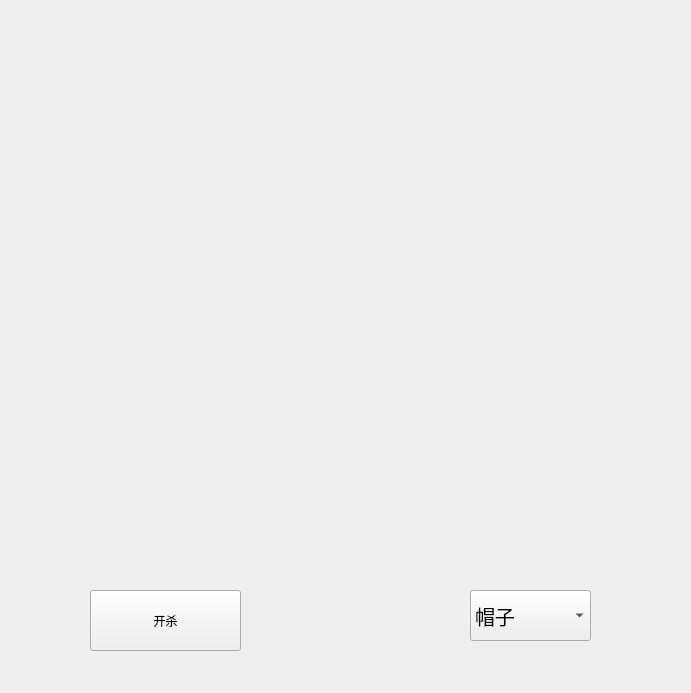
The window that ui/widget_img.ui (babyMaster2/FaceCraft) describes before a commit, drawn with Qt 5.
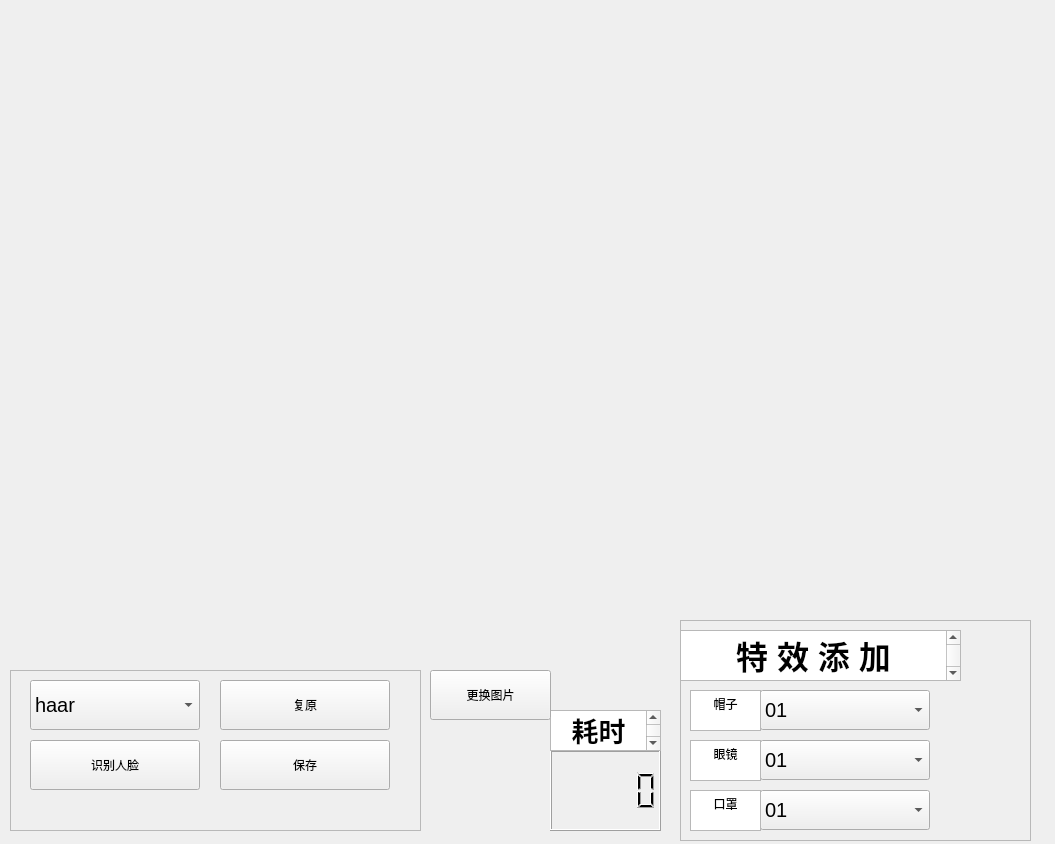
The same window after the commit.

```diff
--- a/ui/widget_img.ui
+++ b/ui/widget_img.ui
@@ -6,8 +6,8 @@
    <rect>
     <x>0</x>
     <y>0</y>
-    <width>691</width>
-    <height>693</height>
+    <width>1055</width>
+    <height>844</height>
    </rect>
   </property>
   <property name="windowTitle">
@@ -16,61 +16,341 @@
   <widget class="QLabel" name="label">
    <property name="geometry">
     <rect>
-     <x>140</x>
-     <y>50</y>
-     <width>381</width>
-     <height>471</height>
+     <x>50</x>
+     <y>30</y>
+     <width>944</width>
+     <height>531</height>
     </rect>
    </property>
    <property name="text">
     <string/>
    </property>
   </widget>
-  <widget class="QToolButton" name="toolButton">
+  <widget class="QLCDNumber" name="lcdNumber">
    <property name="geometry">
     <rect>
-     <x>90</x>
-     <y>590</y>
-     <width>151</width>
-     <height>61</height>
+     <x>550</x>
+     <y>750</y>
+     <width>111</width>
+     <height>81</height>
     </rect>
    </property>
-   <property name="text">
-    <string>开杀</string>
+  </widget>
+  <widget class="QTextBrowser" name="textBrowser">
+   <property name="geometry">
+    <rect>
+     <x>550</x>
+     <y>710</y>
+     <width>111</width>
+     <height>41</height>
+    </rect>
    </property>
+   <property name="html">
+    <string>&lt;!DOCTYPE HTML PUBLIC &quot;-//W3C//DTD HTML 4.0//EN&quot; &quot;http://www.w3.org/TR/REC-html40/strict.dtd&quot;&gt;
+&lt;html&gt;&lt;head&gt;&lt;meta name=&quot;qrichtext&quot; content=&quot;1&quot; /&gt;&lt;style type=&quot;text/css&quot;&gt;
+p, li { white-space: pre-wrap; }
+&lt;/style&gt;&lt;/head&gt;&lt;body style=&quot; font-family:'SimSun'; font-size:9pt; font-weight:400; font-style:normal;&quot;&gt;
+&lt;p align=&quot;center&quot; style=&quot; margin-top:0px; margin-bottom:0px; margin-left:0px; margin-right:0px; -qt-block-indent:0; text-indent:0px;&quot;&gt;&lt;span style=&quot; font-size:20pt; font-weight:600;&quot;&gt;耗时&lt;/span&gt;&lt;/p&gt;&lt;/body&gt;&lt;/html&gt;</string>
+   </property>
   </widget>
-  <widget class="QComboBox" name="comboBox">
+  <widget class="QFrame" name="frame">
    <property name="geometry">
     <rect>
-     <x>470</x>
-     <y>590</y>
+     <x>10</x>
+     <y>670</y>
+     <width>411</width>
+     <height>161</height>
+    </rect>
+   </property>
+   <property name="frameShape">
+    <enum>QFrame::StyledPanel</enum>
+   </property>
+   <property name="frameShadow">
+    <enum>QFrame::Raised</enum>
+   </property>
+   <widget class="QComboBox" name="comboBox_1">
+    <property name="geometry">
+     <rect>
+      <x>20</x>
+      <y>10</y>
+      <width>170</width>
+      <height>50</height>
+     </rect>
+    </property>
+    <property name="font">
+     <font>
+      <pointsize>15</pointsize>
+      <weight>50</weight>
+      <italic>false</italic>
+      <bold>false</bold>
+     </font>
+    </property>
+    <item>
+     <property name="text">
+      <string>haar</string>
+     </property>
+    </item>
+    <item>
+     <property name="text">
+      <string>mediapipe</string>
+     </property>
+    </item>
+    <item>
+     <property name="text">
+      <string>dnn</string>
+     </property>
+    </item>
+   </widget>
+   <widget class="QToolButton" name="toolButton_1">
+    <property name="geometry">
+     <rect>
+      <x>20</x>
+      <y>70</y>
+      <width>170</width>
+      <height>50</height>
+     </rect>
+    </property>
+    <property name="text">
+     <string>识别人脸</string>
+    </property>
+   </widget>
+   <widget class="QToolButton" name="toolButton_2">
+    <property name="geometry">
+     <rect>
+      <x>210</x>
+      <y>70</y>
+      <width>170</width>
+      <height>50</height>
+     </rect>
+    </property>
+    <property name="text">
+     <string>保存</string>
+    </property>
+   </widget>
+   <widget class="QToolButton" name="toolButton_3">
+    <property name="geometry">
+     <rect>
+      <x>210</x>
+      <y>10</y>
+      <width>170</width>
+      <height>50</height>
+     </rect>
+    </property>
+    <property name="text">
+     <string>复原</string>
+    </property>
+   </widget>
+  </widget>
+  <widget class="QFrame" name="frame_2">
+   <property name="geometry">
+    <rect>
+     <x>680</x>
+     <y>620</y>
+     <width>351</width>
+     <height>221</height>
+    </rect>
+   </property>
+   <property name="frameShape">
+    <enum>QFrame::StyledPanel</enum>
+   </property>
+   <property name="frameShadow">
+    <enum>QFrame::Raised</enum>
+   </property>
+   <widget class="QComboBox" name="comboBox_3">
+    <property name="geometry">
+     <rect>
+      <x>80</x>
+      <y>120</y>
+      <width>170</width>
+      <height>40</height>
+     </rect>
+    </property>
+    <property name="font">
+     <font>
+      <pointsize>15</pointsize>
+      <weight>50</weight>
+      <italic>false</italic>
+      <bold>false</bold>
+     </font>
+    </property>
+    <item>
+     <property name="text">
+      <string>01</string>
+     </property>
+    </item>
+    <item>
+     <property name="text">
+      <string>02</string>
+     </property>
+    </item>
+    <item>
+     <property name="text">
+      <string>03</string>
+     </property>
+    </item>
+    <item>
+     <property name="text">
+      <string>04</string>
+     </property>
+    </item>
+   </widget>
+   <widget class="QComboBox" name="comboBox_2">
+    <property name="geometry">
+     <rect>
+      <x>80</x>
+      <y>70</y>
+      <width>170</width>
+      <height>40</height>
+     </rect>
+    </property>
+    <property name="font">
+     <font>
+      <pointsize>15</pointsize>
+      <weight>50</weight>
+      <italic>false</italic>
+      <bold>false</bold>
+     </font>
+    </property>
+    <item>
+     <property name="text">
+      <string>01</string>
+     </property>
+    </item>
+    <item>
+     <property name="text">
+      <string>02</string>
+     </property>
+    </item>
+    <item>
+     <property name="text">
+      <string>03</string>
+     </property>
+    </item>
+    <item>
+     <property name="text">
+      <string>04</string>
+     </property>
+    </item>
+    <item>
+     <property name="text">
+      <string>05</string>
+     </property>
+    </item>
+   </widget>
+   <widget class="QComboBox" name="comboBox_4">
+    <property name="geometry">
+     <rect>
+      <x>80</x>
+      <y>170</y>
+      <width>170</width>
+      <height>40</height>
+     </rect>
+    </property>
+    <property name="font">
+     <font>
+      <pointsize>15</pointsize>
+      <weight>50</weight>
+      <italic>false</italic>
+      <bold>false</bold>
+     </font>
+    </property>
+    <item>
+     <property name="text">
+      <string>01</string>
+     </property>
+    </item>
+    <item>
+     <property name="text">
+      <string>02</string>
+     </property>
+    </item>
+    <item>
+     <property name="text">
+      <string>03</string>
+     </property>
+    </item>
+   </widget>
+   <widget class="QTextBrowser" name="textBrowser_2">
+    <property name="geometry">
+     <rect>
+      <x>0</x>
+      <y>10</y>
+      <width>281</width>
+      <height>51</height>
+     </rect>
+    </property>
+    <property name="html">
+     <string>&lt;!DOCTYPE HTML PUBLIC &quot;-//W3C//DTD HTML 4.0//EN&quot; &quot;http://www.w3.org/TR/REC-html40/strict.dtd&quot;&gt;
+&lt;html&gt;&lt;head&gt;&lt;meta name=&quot;qrichtext&quot; content=&quot;1&quot; /&gt;&lt;style type=&quot;text/css&quot;&gt;
+p, li { white-space: pre-wrap; }
+&lt;/style&gt;&lt;/head&gt;&lt;body style=&quot; font-family:'SimSun'; font-size:9pt; font-weight:400; font-style:normal;&quot;&gt;
+&lt;p align=&quot;center&quot; style=&quot; margin-top:0px; margin-bottom:0px; margin-left:0px; margin-right:0px; -qt-block-indent:0; text-indent:0px;&quot;&gt;&lt;span style=&quot; font-size:24pt; font-weight:600;&quot;&gt;特 效 添 加&lt;/span&gt;&lt;/p&gt;&lt;/body&gt;&lt;/html&gt;</string>
+    </property>
+   </widget>
+   <widget class="QTextBrowser" name="textBrowser_3">
+    <property name="geometry">
+     <rect>
+      <x>10</x>
+      <y>70</y>
+      <width>71</width>
+      <height>41</height>
+     </rect>
+    </property>
+    <property name="html">
+     <string>&lt;!DOCTYPE HTML PUBLIC &quot;-//W3C//DTD HTML 4.0//EN&quot; &quot;http://www.w3.org/TR/REC-html40/strict.dtd&quot;&gt;
+&lt;html&gt;&lt;head&gt;&lt;meta name=&quot;qrichtext&quot; content=&quot;1&quot; /&gt;&lt;style type=&quot;text/css&quot;&gt;
+p, li { white-space: pre-wrap; }
+&lt;/style&gt;&lt;/head&gt;&lt;body style=&quot; font-family:'SimSun'; font-size:9pt; font-weight:400; font-style:normal;&quot;&gt;
+&lt;p align=&quot;center&quot; style=&quot; margin-top:0px; margin-bottom:0px; margin-left:0px; margin-right:0px; -qt-block-indent:0; text-indent:0px;&quot;&gt;帽子&lt;/p&gt;&lt;/body&gt;&lt;/html&gt;</string>
+    </property>
+   </widget>
+   <widget class="QTextBrowser" name="textBrowser_4">
+    <property name="geometry">
+     <rect>
+      <x>10</x>
+      <y>120</y>
+      <width>71</width>
+      <height>41</height>
+     </rect>
+    </property>
+    <property name="html">
+     <string>&lt;!DOCTYPE HTML PUBLIC &quot;-//W3C//DTD HTML 4.0//EN&quot; &quot;http://www.w3.org/TR/REC-html40/strict.dtd&quot;&gt;
+&lt;html&gt;&lt;head&gt;&lt;meta name=&quot;qrichtext&quot; content=&quot;1&quot; /&gt;&lt;style type=&quot;text/css&quot;&gt;
+p, li { white-space: pre-wrap; }
+&lt;/style&gt;&lt;/head&gt;&lt;body style=&quot; font-family:'SimSun'; font-size:9pt; font-weight:400; font-style:normal;&quot;&gt;
+&lt;p align=&quot;center&quot; style=&quot; margin-top:0px; margin-bottom:0px; margin-left:0px; margin-right:0px; -qt-block-indent:0; text-indent:0px;&quot;&gt;眼镜&lt;/p&gt;&lt;/body&gt;&lt;/html&gt;</string>
+    </property>
+   </widget>
+   <widget class="QTextBrowser" name="textBrowser_5">
+    <property name="geometry">
+     <rect>
+      <x>10</x>
+      <y>170</y>
+      <width>71</width>
+      <height>41</height>
+     </rect>
+    </property>
+    <property name="html">
+     <string>&lt;!DOCTYPE HTML PUBLIC &quot;-//W3C//DTD HTML 4.0//EN&quot; &quot;http://www.w3.org/TR/REC-html40/strict.dtd&quot;&gt;
+&lt;html&gt;&lt;head&gt;&lt;meta name=&quot;qrichtext&quot; content=&quot;1&quot; /&gt;&lt;style type=&quot;text/css&quot;&gt;
+p, li { white-space: pre-wrap; }
+&lt;/style&gt;&lt;/head&gt;&lt;body style=&quot; font-family:'SimSun'; font-size:9pt; font-weight:400; font-style:normal;&quot;&gt;
+&lt;p align=&quot;center&quot; style=&quot; margin-top:0px; margin-bottom:0px; margin-left:0px; margin-right:0px; -qt-block-indent:0; text-indent:0px;&quot;&gt;口罩&lt;/p&gt;&lt;/body&gt;&lt;/html&gt;</string>
+    </property>
+   </widget>
+  </widget>
+  <widget class="QToolButton" name="toolButton_4">
+   <property name="geometry">
+    <rect>
+     <x>430</x>
+     <y>670</y>
      <width>121</width>
-     <height>51</height>
+     <height>50</height>
     </rect>
    </property>
-   <property name="font">
-    <font>
-     <pointsize>15</pointsize>
-     <weight>50</weight>
-     <italic>false</italic>
-     <bold>false</bold>
-    </font>
+   <property name="text">
+    <string>更换图片</string>
    </property>
-   <item>
-    <property name="text">
-     <string>帽子</string>
-    </property>
-   </item>
-   <item>
-    <property name="text">
-     <string>墨镜</string>
-    </property>
-   </item>
-   <item>
-    <property name="text">
-     <string>面具</string>
-    </property>
-   </item>
   </widget>
  </widget>
  <resources/>
```
